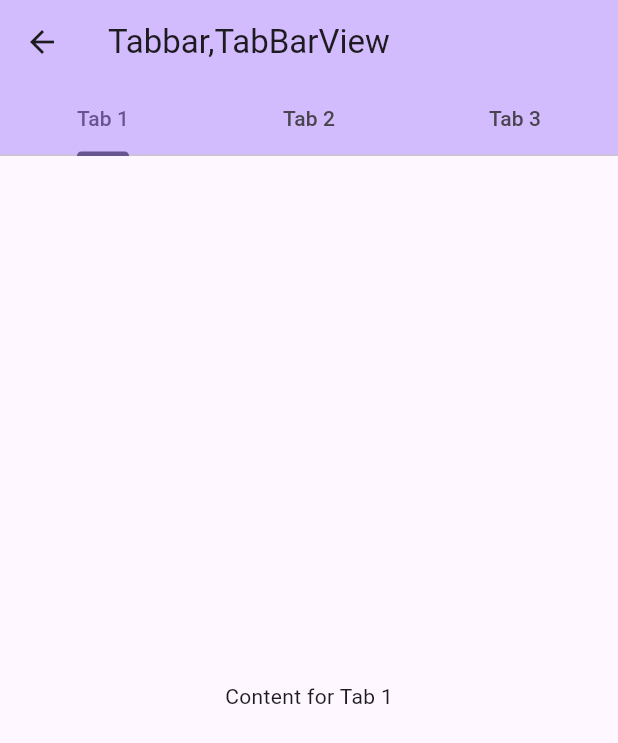
After one commit to azhar-chaudhari/flutter-examples, a Flutter app: the TabbarPage screen opened directly, on a phone screen of 412 x 824 dp. The commit adds this screen. Shown: the top 743 px of the screen. Run offline on Flutter 3.47's test engine with Material 2 defaults, Android fonts, the phone set to English and light mode, and no system bars; generated files the repository leaves out were written again.

Commit message:
tabbar page

```diff
--- /dev/null
+++ b/lib/pages/tabbar_page.dart
@@ -0,0 +1,57 @@
+import 'package:flutter/material.dart';
+
+class TabbarPage extends StatefulWidget {
+  const TabbarPage({super.key});
+
+  @override
+  State<TabbarPage> createState() => _TabbarPageState();
+}
+
+class _TabbarPageState extends State<TabbarPage>
+    with SingleTickerProviderStateMixin {
+  late TabController _tabController;
+
+  @override
+  void initState() {
+    super.initState();
+    _tabController = TabController(length: 3, vsync: this);
+  }
+
+  @override
+  void dispose() {
+    _tabController.dispose();
+    super.dispose();
+  }
+
+  @override
+  Widget build(BuildContext context) {
+    return Scaffold(
+      appBar: AppBar(
+        backgroundColor: Theme.of(context).colorScheme.inversePrimary,
+        title: const Text("Tabbar,TabBarView"),
+        bottom: TabBar(
+          controller: _tabController,
+          tabs: const [
+            Tab(text: 'Tab 1'),
+            Tab(text: 'Tab 2'),
+            Tab(text: 'Tab 3'),
+          ],
+        ),
+      ),
+      body: TabBarView(
+        controller: _tabController,
+        children: const [
+          Center(
+            child: Text('Content for Tab 1'),
+          ),
+          Center(
+            child: Text('Content for Tab 2'),
+          ),
+          Center(
+            child: Text('Content for Tab 3'),
+          ),
+        ],
+      ),
+    );
+  }
+}
```
Also changed, not shown: lib/widgets/nav-drawer.dart (+26 -0 lines).
